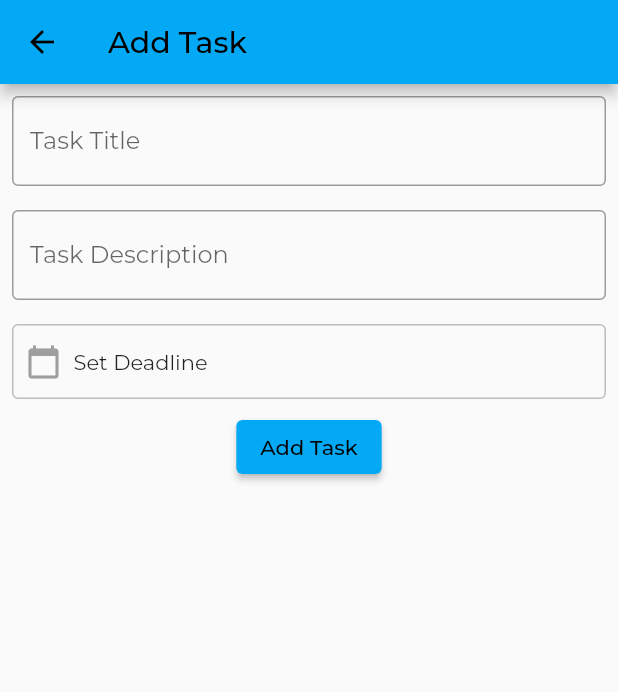
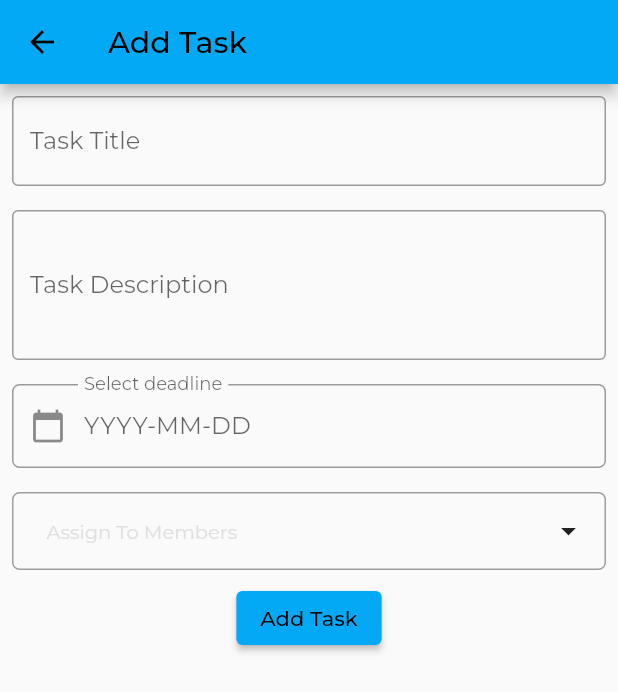
Before and after one commit to andero2003/coursework, a Flutter app: the NewTaskPage screen opened directly with empty values, on a phone screen of 412 x 824 dp. Shown: the top 692 px of the screen. Run offline on Flutter 3.47's test engine with Material 2 defaults, Android fonts, the phone set to English and light mode, and no system bars; drawn by our look-alikes of multi_dropdown; our stand-ins replace cloud_firestore, firebase_core, flutter_secure_storage, flutter_svg, google_fonts, shared_preferences and 1 more; missing offline and left inert: flutter_appauth; accounts and stored records are empty; network calls fail.

Commit message:
Task page + assigning

```diff
--- a/lib/src/models/Task.dart
+++ b/lib/src/models/Task.dart
@@ -20,7 +20,7 @@ class Task implements Serializable {
   String? task_description;
   DateTime? deadline;
 
-  List<Member> assignedTo = [];
+  List<int> assignedTo = [];
   TaskStatus status = TaskStatus.Pending;
 
   Task(
@@ -36,7 +36,7 @@ class Task implements Serializable {
       'task_name': task_name,
       'task_description': task_description,
       'deadline': deadline?.millisecondsSinceEpoch,
-      'assignedTo': assignedTo.map((member) => member.toMap()).toList(),
+      'assignedTo': assignedTo,
       'status': status.toShortString(),
     };
   }
@@ -50,8 +50,7 @@ class Task implements Serializable {
       ..deadline = map['deadline'] != null
           ? DateTime.fromMillisecondsSinceEpoch(map['deadline'])
           : null
-      ..assignedTo = List<Member>.from(
-          map['assignedTo']?.map((x) => Member.fromMap(x)) ?? [])
+      ..assignedTo = List<int>.from(map['assignedTo'] ?? [])
       ..status = TaskStatusExtension.fromString(map['status']);
   }
 }
--- a/lib/src/views/newTaskPage.dart
+++ b/lib/src/views/newTaskPage.dart
@@ -6,6 +6,7 @@ import 'package:cwflutter/src/services/ProjectService.dart';
 import 'package:cwflutter/src/services/RobloxAPIService.dart';
 import 'package:cwflutter/src/services/FirestoreService.dart';
 import 'package:flutter/material.dart';
+import 'package:multi_dropdown/multiselect_dropdown.dart';
 import 'package:provider/provider.dart';
 
 class NewTaskPage extends StatefulWidget {
@@ -20,7 +21,10 @@ class NewTaskPage extends StatefulWidget {
 class _NewTaskPageState extends State<NewTaskPage> {
   String title = 'N/A';
   String description = 'N/A';
+  List<int> assignedTo = [];
   DateTime? deadline;
+  final _formKey = GlobalKey<FormState>();
+  final TextEditingController _deadlineController = TextEditingController();
 
   @override
   Widget build(BuildContext context) {
@@ -28,133 +32,143 @@ class _NewTaskPageState extends State<NewTaskPage> {
         appBar: AppBar(
           title: const Text("Add Task"),
         ),
-        body: Column(
+        body: Form(
+          key: _formKey,
+          child: Column(
             children: [
               Padding(
                 padding: const EdgeInsets.all(8.0),
-              child: TextField(
-                decoration: const InputDecoration(
+                child: TextFormField(
+                  decoration: InputDecoration(
+                    labelText: 'Task Title',
                     border: OutlineInputBorder(),
-                  hintText: 'Task Title',
                   ),
-                onChanged: (value) {
+                  validator: (value) {
+                    if (value == null || value.isEmpty) {
+                      return 'Please enter task title';
+                    }
+                    return null;
+                  },
+                  onSaved: (value) => title = value ?? '',
+                ),
+              ),
+              Padding(
+                padding: const EdgeInsets.all(8.0),
+                child: TextFormField(
+                  maxLines: 3,
+                  decoration: InputDecoration(
+                    labelText: 'Task Description',
+                    border: OutlineInputBorder(),
+                  ),
+                  validator: (value) {
+                    if (value == null || value.isEmpty) {
+                      return 'Please enter task description';
+                    }
+                    return null;
+                  },
+                  onSaved: (value) => description = value ?? '',
+                ),
+              ),
+              Padding(
+                padding: const EdgeInsets.all(8.0),
+                child: FormField<DateTime>(
+                  builder: (FormFieldState<DateTime> state) {
+                    return Column(
+                      crossAxisAlignment: CrossAxisAlignment.start,
+                      children: [
+                        InkWell(
+                          onTap: () async {
+                            DateTime? pickedDate = await showDatePicker(
+                              context: context,
+                              initialDate: DateTime.now(),
+                              firstDate: DateTime.now(),
+                              lastDate: DateTime(2100),
+                            );
+                            if (pickedDate != null) {
+                              String formattedDate =
+                                  pickedDate.toString().split(' ')[0];
+                              _deadlineController.text = formattedDate;
                               setState(() {
-                    title = value;
+                                deadline = pickedDate;
                               });
+                              state.didChange(pickedDate);
+                            }
+                          },
+                          child: InputDecorator(
+                            decoration: InputDecoration(
+                              contentPadding: EdgeInsets.all(4),
+                              labelText: 'Select deadline',
+                              errorText:
+                                  state.hasError ? state.errorText : null,
+                              border: OutlineInputBorder(
+                                  borderRadius: BorderRadius.circular(5.0)),
+                              prefixIcon: Icon(Icons.calendar_today),
+                              // If you also need suffix icon you can add like this
+                              // suffixIcon: Icon(Icons.arrow_drop_down),
+                            ),
+                            baseStyle: TextStyle(fontSize: 16.0),
+                            child: TextFormField(
+                              controller: _deadlineController,
+                              decoration: InputDecoration(
+                                hintText: 'YYYY-MM-DD',
+                                border: InputBorder.none,
+                              ),
+                              readOnly: true,
+                              validator: (val) {
+                                return null;
+                              },
+                            ),
+                          ),
+                        ),
+                      ],
+                    );
                   },
                 ),
               ),
               Padding(
                   padding: const EdgeInsets.all(8.0),
-              child: TextField(
-                maxLines: null,
-                keyboardType: TextInputType.multiline,
-                decoration: const InputDecoration(
-                  border: OutlineInputBorder(),
-                  hintText: 'Task Description',
-                ),
-                onChanged: (value) {
+                  child: MultiSelectDropDown(
+                      hint: 'Assign To Members',
+                      borderRadius: 5,
+                      borderWidth: 1,
+                      borderColor: Colors.grey,
+                      optionsBackgroundColor: Colors.transparent,
+                      dropdownHeight: 100,
+                      backgroundColor: Color.fromARGB(0, 0, 0, 0),
+                      optionTextStyle:
+                          TextStyle(color: Theme.of(context).hintColor),
+                      onOptionSelected: ((selectedOptions) {
                         setState(() {
-                    description = value;
-                  });
-                },
-              ),
-            ),
-            Padding(
-              padding: const EdgeInsets.all(8.0),
-              child: DeadlineField(onDateSelected: (DateTime date) {
-                setState(() {
-                  deadline = date;
+                          assignedTo = selectedOptions
+                              .map((e) => int.parse(e.value!))
+                              .toList();
                         });
                       }),
-            ),
+                      options: widget.project.members
+                          .map((member) => ValueItem(
+                              label: member.user.username,
+                              value: member.user.user_id.toString()))
+                          .toList())),
               ElevatedButton(
                 onPressed: () {
-                if (deadline == null) {
-                  showDialog(
-                      context: context,
-                      builder: (context) {
-                        return AlertDialog(
-                          title: Image.network(
-                            "https://t4.ftcdn.net/jpg/05/08/38/47/360_F_508384795_AaOb8TQgvq6BqOCbMXtAgEKZJofEXPOn.jpg",
-                            height: 64,
-                          ),
-                          content: Text("Please fill out all the fields!"),
-                        );
-                      });
-                  return;
-                }
+                  if (_formKey.currentState!.validate()) {
+                    _formKey.currentState!.save();
                     Task task = Task(
                         task_id: 1,
                         task_name: title,
                         task_description: description,
                         deadline: deadline);
+                    task.assignedTo = assignedTo;
                     Provider.of<ProjectService>(context, listen: false)
                         .addTaskToProject(widget.project, task);
                     Navigator.pop(context);
+                  }
                 },
                 style: Theme.of(context).elevatedButtonTheme.style,
                 child: const Text("Add Task"),
               ),
             ],
+          ),
         ));
   }
 }
-
-class DeadlineField extends StatefulWidget {
-  final Function(DateTime) onDateSelected; // Callback function
-
-  DeadlineField({required this.onDateSelected});
-
-  @override
-  _DeadlineFieldState createState() => _DeadlineFieldState();
-}
-
-class _DeadlineFieldState extends State<DeadlineField> {
-  DateTime? _selectedDate;
-
-  Future<void> _selectDate(BuildContext context) async {
-    DateTime? picked = await showDatePicker(
-      context: context,
-      initialDate: _selectedDate ?? DateTime.now(),
-      firstDate: DateTime.now(),
-      lastDate: DateTime.now().add(Duration(days: 365)),
-    );
-
-    if (picked != null && picked != _selectedDate) {
-      setState(() {
-        _selectedDate = picked;
-      });
-
-      widget.onDateSelected(picked); // Call the callback with the selected date
-    }
-  }
-
-  @override
-  Widget build(BuildContext context) {
-    return InkWell(
-      onTap: () => _selectDate(context),
-      child: Container(
-        padding: const EdgeInsets.symmetric(horizontal: 8.0, vertical: 12.0),
-        decoration: BoxDecoration(
-          border: Border.all(color: Colors.grey.shade400),
-          borderRadius: BorderRadius.circular(4.0),
-        ),
-        child: Row(
-          mainAxisAlignment: MainAxisAlignment.spaceBetween,
-          children: [
-            Icon(Icons.calendar_today, color: Colors.grey),
-            SizedBox(width: 8),
-            Expanded(
-              child: Text(
-                _selectedDate == null
-                    ? 'Set Deadline'
-                    : 'Deadline: ${_selectedDate!.toLocal().toString().split(' ')[0]}',
-              ),
-            ),
-          ],
-        ),
-      ),
-    );
-  }
-}
--- a/lib/src/views/projectCustomisationPage.dart
+++ b/lib/src/views/projectCustomisationPage.dart
@@ -290,6 +290,7 @@ class TasksList extends StatelessWidget {
                   children: [
                     Text(task.task_description ?? "N/A"),
                     SizedBox(height: 5),
+                    if (task.deadline != null)
                       Row(
                         children: [
                           Icon(Icons.calendar_month),
--- a/pubspec.yaml
+++ b/pubspec.yaml
@@ -50,6 +50,7 @@ dependencies:
   shimmer: ^3.0.0
   hive: ^2.2.3
   shared_preferences: ^2.2.2
+  multi_dropdown: ^2.1.0
 
 dev_dependencies:
   flutter_test:
```
Also changed, not shown: pubspec.lock. Lines whose indentation alone changed are shown as unchanged.
